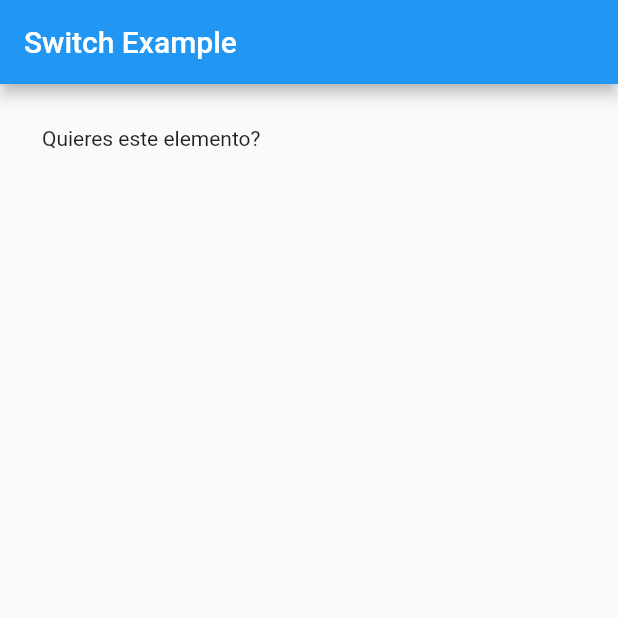
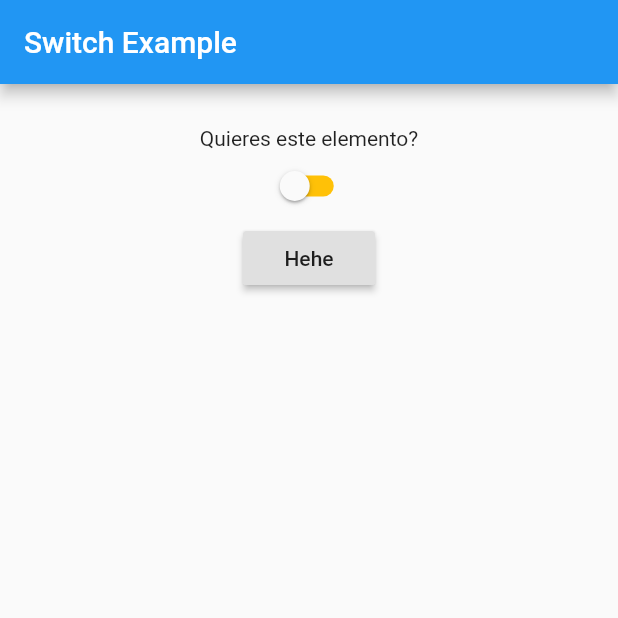
Before and after one commit to AnthonyDugarte/intermediate-flutter-course-examples-1, a Flutter app: the screen it shows after launch, on a phone screen of 412 x 824 dp, the top half of it. Run offline on Flutter 3.47's test engine with Material 2 defaults, Android fonts, the phone set to English and light mode, and no system bars.

Commit message:
Switch button example finished

```diff
--- a/lib/main.dart
+++ b/lib/main.dart
@@ -23,13 +23,28 @@ class MyApp extends StatefulWidget {
 }
 
 class _MyAppState extends State<MyApp> {
+  bool _value = false;
+  _triggerValue(bool value) => setState(() => _value = value);
+
   @override
   Widget build(BuildContext context) => Container(
         padding: EdgeInsets.all(28.0),
-        child: Column(
-          children: <Widget>[
-            Text("Quieres este elemento?"),
-          ],
+        child: Center(
+          child: Column(
+            children: <Widget>[
+              Text("Quieres este elemento?"),
+              Switch(
+                value: _value,
+                onChanged: _triggerValue,
+                activeColor: Colors.blueGrey,
+                inactiveTrackColor: Colors.amber,
+              ),
+              RaisedButton(
+                child: Text("Hehe"),
+                onPressed: () => debugPrint("$_value"),
+              ),
+            ],
+          ),
         ),
       );
 }
```
